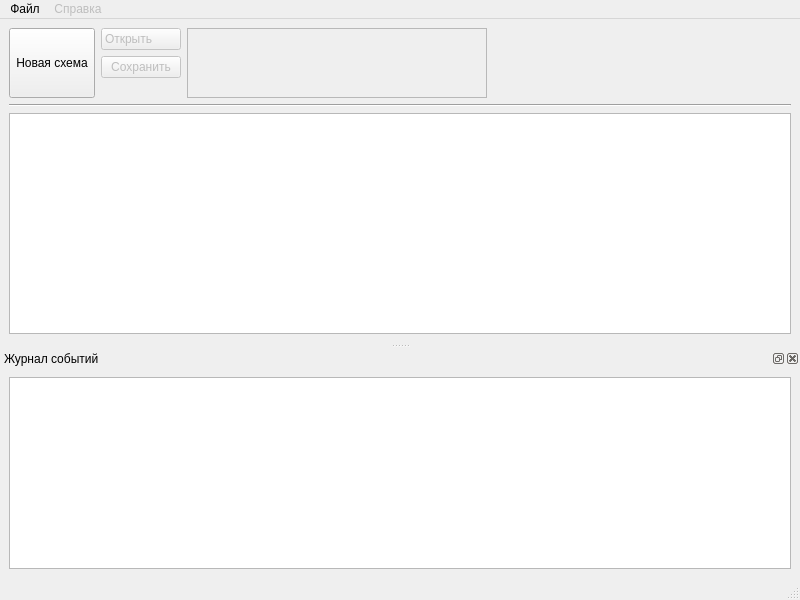
Old version of the form src/NSWindow.ui in the repository otsheln1k/qnetsim.
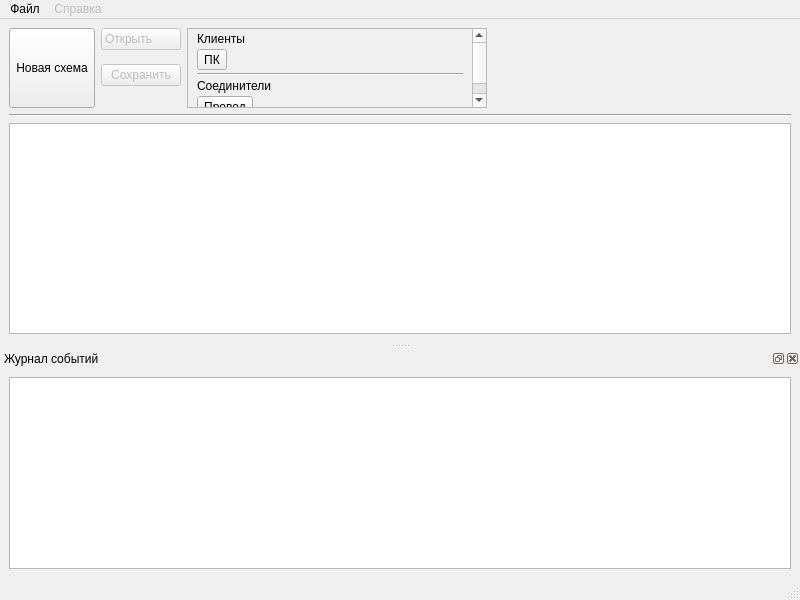
New version of the form. Icons and pictures are not drawn. Custom widgets are drawn as their Qt base class.

Diff of the .ui file:
```diff
--- a/src/NSWindow.ui
+++ b/src/NSWindow.ui
@@ -31,7 +31,7 @@
         <property name="maximumSize">
          <size>
           <width>16777215</width>
-          <height>200</height>
+          <height>80</height>
          </size>
         </property>
         <property name="autoFillBackground">
@@ -61,6 +61,12 @@
       </item>
       <item>
        <layout class="QVBoxLayout" name="verticalLayout_2">
+        <property name="sizeConstraint">
+         <enum>QLayout::SetDefaultConstraint</enum>
+        </property>
+        <property name="bottomMargin">
+         <number>22</number>
+        </property>
         <item alignment="Qt::AlignTop">
          <widget class="QPushButton" name="pushButton_2">
           <property name="enabled">
@@ -112,26 +118,10 @@
           </property>
          </widget>
         </item>
-        <item>
-         <spacer name="verticalSpacer">
-          <property name="orientation">
-           <enum>Qt::Vertical</enum>
-          </property>
-          <property name="sizeType">
-           <enum>QSizePolicy::Preferred</enum>
-          </property>
-          <property name="sizeHint" stdset="0">
-           <size>
-            <width>20</width>
-            <height>20</height>
-           </size>
-          </property>
-         </spacer>
-        </item>
        </layout>
       </item>
       <item>
-       <widget class="QScrollArea" name="scrollArea">
+       <widget class="QWidget" name="widget" native="true">
         <property name="sizePolicy">
          <sizepolicy hsizetype="Expanding" vsizetype="Fixed">
           <horstretch>0</horstretch>
@@ -141,22 +131,113 @@
         <property name="maximumSize">
          <size>
           <width>300</width>
-          <height>200</height>
+          <height>80</height>
          </size>
         </property>
-        <property name="widgetResizable">
-         <bool>true</bool>
-        </property>
-        <widget class="QWidget" name="scrollAreaWidgetContents">
-         <property name="geometry">
-          <rect>
-           <x>0</x>
-           <y>0</y>
-           <width>288</width>
-           <height>82</height>
-          </rect>
+        <layout class="QGridLayout" name="gridLayout">
+         <property name="leftMargin">
+          <number>0</number>
          </property>
-        </widget>
+         <property name="topMargin">
+          <number>0</number>
+         </property>
+         <property name="rightMargin">
+          <number>0</number>
+         </property>
+         <property name="bottomMargin">
+          <number>0</number>
+         </property>
+         <property name="spacing">
+          <number>2</number>
+         </property>
+         <item row="0" column="0">
+          <widget class="QScrollArea" name="scrollArea">
+           <property name="sizePolicy">
+            <sizepolicy hsizetype="Expanding" vsizetype="Minimum">
+             <horstretch>0</horstretch>
+             <verstretch>0</verstretch>
+            </sizepolicy>
+           </property>
+           <property name="maximumSize">
+            <size>
+             <width>300</width>
+             <height>200</height>
+            </size>
+           </property>
+           <property name="widgetResizable">
+            <bool>true</bool>
+           </property>
+           <property name="alignment">
+            <set>Qt::AlignLeading|Qt::AlignLeft|Qt::AlignTop</set>
+           </property>
+           <widget class="QWidget" name="scrollAreaWidgetContents">
+            <property name="geometry">
+             <rect>
+              <x>0</x>
+              <y>-20</y>
+              <width>274</width>
+              <height>109</height>
+             </rect>
+            </property>
+            <layout class="QGridLayout" name="gridLayout_2">
+             <property name="topMargin">
+              <number>3</number>
+             </property>
+             <property name="bottomMargin">
+              <number>9</number>
+             </property>
+             <property name="spacing">
+              <number>3</number>
+             </property>
+             <item row="2" column="0">
+              <widget class="Line" name="line_2">
+               <property name="orientation">
+                <enum>Qt::Horizontal</enum>
+               </property>
+              </widget>
+             </item>
+             <item row="3" column="0">
+              <widget class="QLabel" name="label_2">
+               <property name="text">
+                <string>Соединители</string>
+               </property>
+              </widget>
+             </item>
+             <item row="0" column="0">
+              <widget class="QLabel" name="label">
+               <property name="sizePolicy">
+                <sizepolicy hsizetype="MinimumExpanding" vsizetype="Fixed">
+                 <horstretch>0</horstretch>
+                 <verstretch>0</verstretch>
+                </sizepolicy>
+               </property>
+               <property name="text">
+                <string>Клиенты</string>
+               </property>
+              </widget>
+             </item>
+             <item row="1" column="0">
+              <widget class="QToolButton" name="toolButton_2">
+               <property name="text">
+                <string>ПК</string>
+               </property>
+               <property name="checked">
+                <bool>false</bool>
+               </property>
+              </widget>
+             </item>
+             <item row="4" column="0">
+              <widget class="QToolButton" name="toolButton_3">
+               <property name="text">
+                <string>Провод</string>
+               </property>
+              </widget>
+             </item>
+            </layout>
+           </widget>
+          </widget>
+         </item>
+        </layout>
        </widget>
       </item>
       <item>
@@ -167,7 +248,7 @@
         <property name="sizeHint" stdset="0">
          <size>
           <width>40</width>
-          <height>20</height>
+          <height>10</height>
          </size>
         </property>
        </spacer>
@@ -182,7 +263,11 @@
      </widget>
     </item>
     <item>
-     <widget class="QGraphicsView" name="graphicsView"/>
+     <widget class="NSGraphicsView" name="graphicsView">
+      <property name="alignment">
+       <set>Qt::AlignLeading|Qt::AlignLeft|Qt::AlignTop</set>
+      </property>
+     </widget>
     </item>
    </layout>
   </widget>
@@ -256,6 +341,13 @@
    </property>
   </action>
  </widget>
+ <customwidgets>
+  <customwidget>
+   <class>NSGraphicsView</class>
+   <extends>QGraphicsView</extends>
+   <header>gui/nsgraphicsview.h</header>
+  </customwidget>
+ </customwidgets>
  <resources/>
  <connections/>
 </ui>
```
